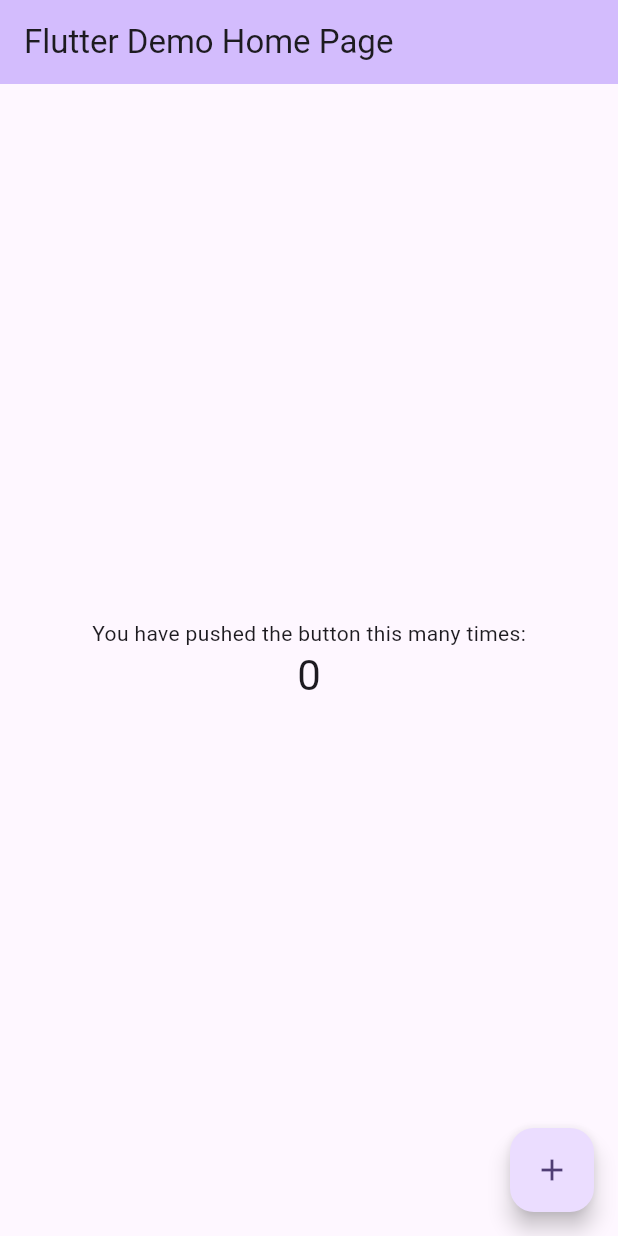
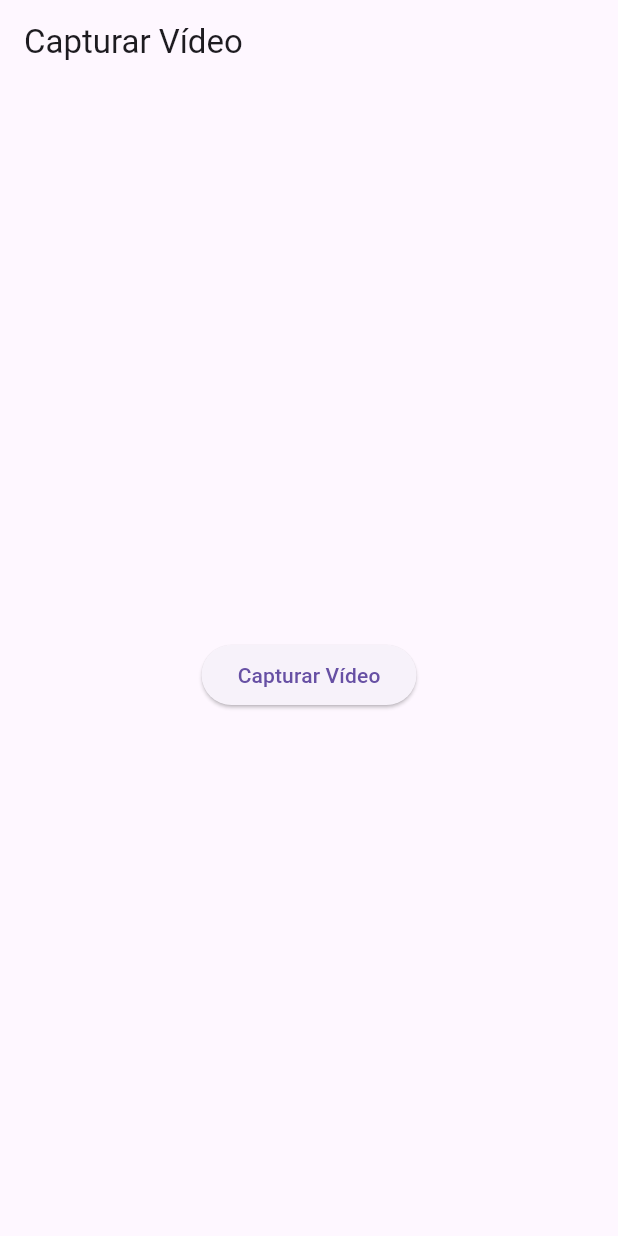
Before and after one commit to ebalbinodasilva/ServeSavvy, a Flutter app: the screen it shows after launch, on a phone screen of 412 x 824 dp. Run offline on Flutter 3.47's test engine with Material 3 defaults, Android fonts, the phone set to English and light mode, and no system bars; our stand-ins replace image_picker, video_player.

Commit message:
Criacao de estrutura para captura de videos

```diff
--- a/flutter_application_servesavvy/lib/main.dart
+++ b/flutter_application_servesavvy/lib/main.dart
@@ -1,125 +1,6 @@
 import 'package:flutter/material.dart';
+import 'src/app/app.dart';
 
 void main() {
-  runApp(const MyApp());
+  runApp(MyApp());
 }
-
-class MyApp extends StatelessWidget {
-  const MyApp({super.key});
-
-  // This widget is the root of your application.
-  @override
-  Widget build(BuildContext context) {
-    return MaterialApp(
-      title: 'Flutter Demo',
-      theme: ThemeData(
-        // This is the theme of your application.
-        //
-        // TRY THIS: Try running your application with "flutter run". You'll see
-        // the application has a purple toolbar. Then, without quitting the app,
-        // try changing the seedColor in the colorScheme below to Colors.green
-        // and then invoke "hot reload" (save your changes or press the "hot
-        // reload" button in a Flutter-supported IDE, or press "r" if you used
-        // the command line to start the app).
-        //
-        // Notice that the counter didn't reset back to zero; the application
-        // state is not lost during the reload. To reset the state, use hot
-        // restart instead.
-        //
-        // This works for code too, not just values: Most code changes can be
-        // tested with just a hot reload.
-        colorScheme: ColorScheme.fromSeed(seedColor: Colors.deepPurple),
-        useMaterial3: true,
-      ),
-      home: const MyHomePage(title: 'Flutter Demo Home Page'),
-    );
-  }
-}
-
-class MyHomePage extends StatefulWidget {
-  const MyHomePage({super.key, required this.title});
-
-  // This widget is the home page of your application. It is stateful, meaning
-  // that it has a State object (defined below) that contains fields that affect
-  // how it looks.
-
-  // This class is the configuration for the state. It holds the values (in this
-  // case the title) provided by the parent (in this case the App widget) and
-  // used by the build method of the State. Fields in a Widget subclass are
-  // always marked "final".
-
-  final String title;
-
-  @override
-  State<MyHomePage> createState() => _MyHomePageState();
-}
-
-class _MyHomePageState extends State<MyHomePage> {
-  int _counter = 0;
-
-  void _incrementCounter() {
-    setState(() {
-      // This call to setState tells the Flutter framework that something has
-      // changed in this State, which causes it to rerun the build method below
-      // so that the display can reflect the updated values. If we changed
-      // _counter without calling setState(), then the build method would not be
-      // called again, and so nothing would appear to happen.
-      _counter++;
-    });
-  }
-
-  @override
-  Widget build(BuildContext context) {
-    // This method is rerun every time setState is called, for instance as done
-    // by the _incrementCounter method above.
-    //
-    // The Flutter framework has been optimized to make rerunning build methods
-    // fast, so that you can just rebuild anything that needs updating rather
-    // than having to individually change instances of widgets.
-    return Scaffold(
-      appBar: AppBar(
-        // TRY THIS: Try changing the color here to a specific color (to
-        // Colors.amber, perhaps?) and trigger a hot reload to see the AppBar
-        // change color while the other colors stay the same.
-        backgroundColor: Theme.of(context).colorScheme.inversePrimary,
-        // Here we take the value from the MyHomePage object that was created by
-        // the App.build method, and use it to set our appbar title.
-        title: Text(widget.title),
-      ),
-      body: Center(
-        // Center is a layout widget. It takes a single child and positions it
-        // in the middle of the parent.
-        child: Column(
-          // Column is also a layout widget. It takes a list of children and
-          // arranges them vertically. By default, it sizes itself to fit its
-          // children horizontally, and tries to be as tall as its parent.
-          //
-          // Column has various properties to control how it sizes itself and
-          // how it positions its children. Here we use mainAxisAlignment to
-          // center the children vertically; the main axis here is the vertical
-          // axis because Columns are vertical (the cross axis would be
-          // horizontal).
-          //
-          // TRY THIS: Invoke "debug painting" (choose the "Toggle Debug Paint"
-          // action in the IDE, or press "p" in the console), to see the
-          // wireframe for each widget.
-          mainAxisAlignment: MainAxisAlignment.center,
-          children: <Widget>[
-            const Text(
-              'You have pushed the button this many times:',
-            ),
-            Text(
-              '$_counter',
-              style: Theme.of(context).textTheme.headlineMedium,
-            ),
-          ],
-        ),
-      ),
-      floatingActionButton: FloatingActionButton(
-        onPressed: _incrementCounter,
-        tooltip: 'Increment',
-        child: const Icon(Icons.add),
-      ), // This trailing comma makes auto-formatting nicer for build methods.
-    );
-  }
-}
--- /dev/null
+++ b/flutter_application_servesavvy/lib/src/app/app.dart
@@ -0,0 +1,15 @@
+import 'package:flutter/material.dart';
+import '../features/video_capture/presentation/pages/video_capture_page.dart';
+
+class MyApp extends StatelessWidget {
+  @override
+  Widget build(BuildContext context) {
+    return MaterialApp(
+      title: 'Video Capture App',
+      theme: ThemeData(
+        primarySwatch: Colors.blue,
+      ),
+      home: VideoCapturePage(),
+    );
+  }
+}
--- /dev/null
+++ b/flutter_application_servesavvy/lib/src/features/video_capture/presentation/pages/video_capture_page.dart
@@ -0,0 +1,64 @@
+import 'package:flutter/material.dart';
+import 'package:flutter_application_servesavvy/src/core/widgets/video_player_widget.dart';
+import 'package:image_picker/image_picker.dart';
+import 'dart:io';
+import 'package:path_provider/path_provider.dart';
+
+class VideoCapturePage extends StatefulWidget {
+  @override
+  _VideoCapturePageState createState() => _VideoCapturePageState();
+}
+
+class _VideoCapturePageState extends State<VideoCapturePage> {
+  final ImagePicker _picker = ImagePicker();
+  File? _videoFile;
+
+  Future<void> _captureVideo() async {
+    final XFile? video = await _picker.pickVideo(source: ImageSource.camera);
+    if (video != null) {
+      final Directory appDir = await getApplicationDocumentsDirectory();
+      final String videoPath = '${appDir.path}/${DateTime.now().millisecondsSinceEpoch}.mp4';
+      final File newVideo = await File(video.path).copy(videoPath);
+
+      setState(() {
+        _videoFile = newVideo;
+      });
+
+      ScaffoldMessenger.of(context).showSnackBar(
+        SnackBar(content: Text('Vídeo salvo em: ${newVideo.path}')),
+      );
+    }
+  }
+
+  @override
+  Widget build(BuildContext context) {
+    return Scaffold(
+      appBar: AppBar(
+        title: Text('Capturar Vídeo'),
+      ),
+      body: Center(
+        child: Column(
+          mainAxisAlignment: MainAxisAlignment.center,
+          children: <Widget>[
+            if (_videoFile != null)
+              Column(
+                children: [
+                  Text('Vídeo capturado:'),
+                  Container(
+                    width: 200,
+                    height: 200,
+                    child: VideoPlayerWidget(videoFile: _videoFile!),
+                  ),
+                ],
+              ),
+            SizedBox(height: 20),
+            ElevatedButton(
+              onPressed: _captureVideo,
+              child: Text('Capturar Vídeo'),
+            ),
+          ],
+        ),
+      ),
+    );
+  }
+}
--- a/flutter_application_servesavvy/pubspec.yaml
+++ b/flutter_application_servesavvy/pubspec.yaml
@@ -30,8 +30,9 @@ environment:
 dependencies:
   flutter:
     sdk: flutter
-
-
+  video_player: ^2.3.0
+  image_picker: ^0.8.4+4
+  path_provider: ^2.0.5
   # The following adds the Cupertino Icons font to your application.
   # Use with the CupertinoIcons class for iOS style icons.
   cupertino_icons: ^1.0.6
```
Also changed, not shown: flutter_application_servesavvy/lib/src/core/controllers/video_player_controller.dart (added, +48 -0 lines), flutter_application_servesavvy/lib/src/core/widgets/video_player_widget.dart (added, +42 -0 lines), flutter_application_servesavvy/pubspec.lock, 14 other files.
